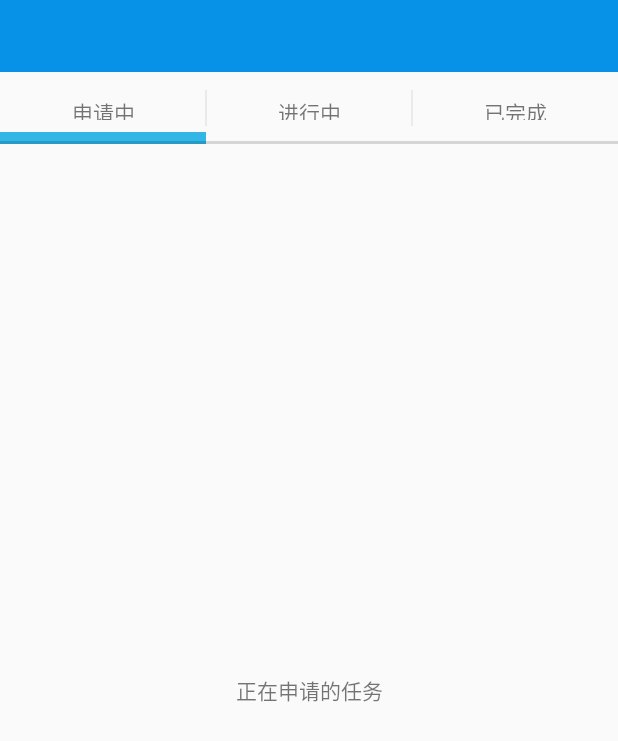
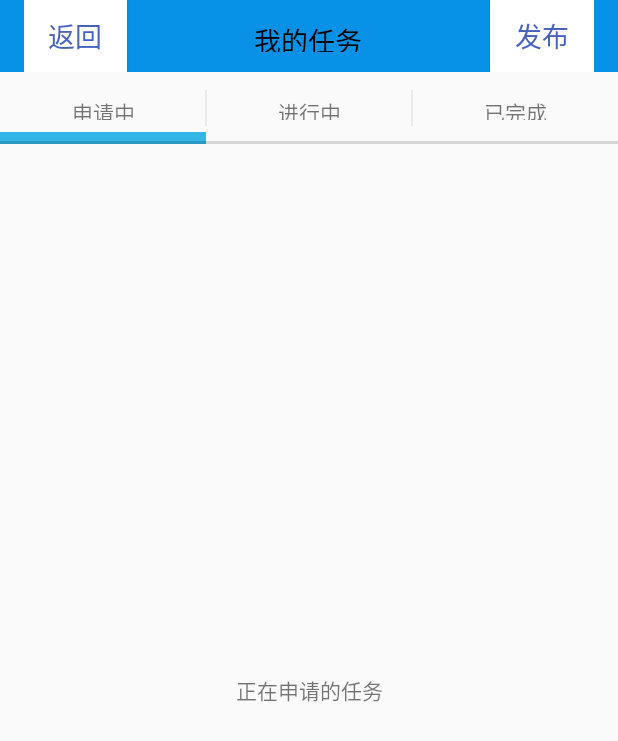
Before and after one commit to zeedraw/ourApp, an Android app: the my_task screen opened directly, with no data from a screen before it, on a phone screen of 412 x 824 dp. Shown: the top 741 px of the screen. Run offline under Robolectric (Android 15) with nearby library versions, the phone set to English and light mode, and no system bars.

```diff
--- a/ourapp/app/src/main/java/com/example/administrator/ourapp/Frag_edu.java
+++ b/ourapp/app/src/main/java/com/example/administrator/ourapp/Frag_edu.java
@@ -27,7 +27,6 @@ public class Frag_edu extends Fragment {
 
     @Override
     public View onCreateView(LayoutInflater inflater, ViewGroup container,  Bundle savedInstanceState) {
-      //  final View re=inflater.inflate(R.layout.mission_abstract,container,false);
         View rootView=inflater.inflate(R.layout.frag_edu,container,false);
         listView=(ListView)rootView.findViewById(R.id.listview_edu);
         adapter=new BaseAdapter() {
@@ -49,6 +48,7 @@ public class Frag_edu extends Fragment {
             @Override
             public View getView(int i, View view, ViewGroup viewGroup) {
                 view=LayoutInflater.from(getContext()).inflate(R.layout.mission_abstract,null);
+
                 return view;//要添加的组件
             }
         };
--- a/ourapp/app/src/main/java/com/example/administrator/ourapp/my_task.java
+++ b/ourapp/app/src/main/java/com/example/administrator/ourapp/my_task.java
@@ -8,8 +8,12 @@ import android.support.v7.app.ActionBarActivity;
 import android.support.v7.app.AppCompatActivity;
 import android.view.View;
 import android.view.ViewGroup;
+import android.widget.Button;
 import android.widget.LinearLayout;
 import android.support.v4.app.Fragment;
+import android.widget.TextView;
+
+import org.w3c.dom.Text;
 
 import java.util.ArrayList;
 import java.util.List;
@@ -18,6 +22,8 @@ import java.util.List;
  * Created by dell-pc on 2016/8/21.
  */
 public class my_task extends AppCompatActivity {
+    Button rt_button,pub_button;
+    TextView missionTitle;
 
     @Override
     protected void onCreate(@Nullable Bundle savedInstanceState) {
@@ -36,6 +42,28 @@ public class my_task extends AppCompatActivity {
         pager.setAdapter(adapter);
         tab.setCustomTabView(R.layout.tab, 0);
         tab.setViewPager(pager);
+
+        rt_button=(Button)findViewById(R.id.lbt);
+        rt_button.setText("返回");
+        rt_button.setOnClickListener(new View.OnClickListener() {
+            @Override
+            public void onClick(View view) {
+                finish();
+            }
+        });
+        rt_button.setVisibility(View.VISIBLE);
+
+        pub_button=(Button)findViewById(R.id.rbt);
+        pub_button.setText("发布");
+        pub_button.setVisibility(View.VISIBLE);
+
+        missionTitle=(TextView)findViewById(R.id.title);
+        missionTitle.setText("我的任务");
+
+
+
+
+
     }//onCreate
 
 
```
Also changed, not shown: ourapp/app/src/main/java/com/example/administrator/ourapp/FreFrag.java (added, +51 -0 lines), ourapp/app/src/main/java/com/example/administrator/ourapp/MainActivity.java (+37 -6 lines), ourapp/app/src/main/java/com/example/administrator/ourapp/MesFrag.java (+28 -27 lines), ourapp/app/src/main/res/layout/tabs.xml (+13 -0 lines), ourapp/app/src/main/res/layout/fre_frag.xml (renamed from ourapp/app/src/main/res/layout/mes_frag.xml).
